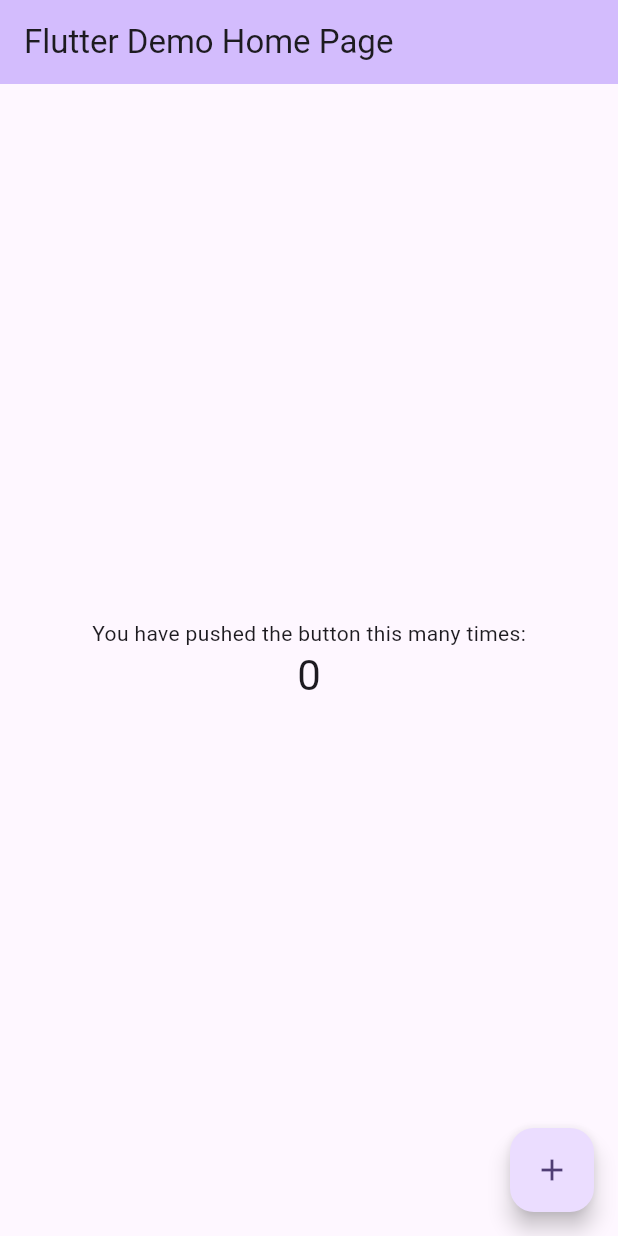
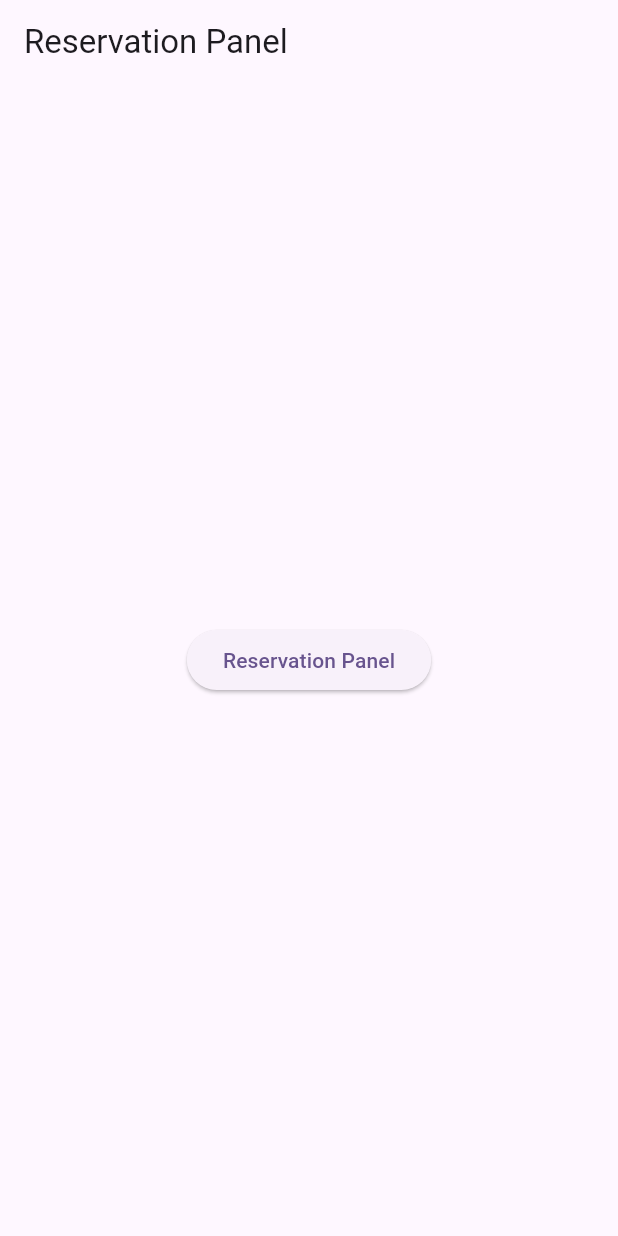
Before and after one commit to KhalilHen/reservation_app, a Flutter app: the screen it shows after launch, on a phone screen of 412 x 824 dp. Run offline on Flutter 3.47's test engine with Material 3 defaults, Android fonts, the phone set to English and light mode, and no system bars.

Commit message:
what i have
Gonna remove all this. my goal was to have clean Table management design. After doing research is this much much harder in flutter then in next.js

```diff
--- a/lib/main.dart
+++ b/lib/main.dart
@@ -1,125 +1,24 @@
 import 'package:flutter/material.dart';
+import 'package:reservation_app/pages/login_page.dart';
+import 'package:reservation_app/pages/reservation_board.dart';
 
 void main() {
-  runApp(const MyApp());
+  runApp(MyApp());
 }
 
 class MyApp extends StatelessWidget {
   const MyApp({super.key});
 
-  // This widget is the root of your application.
+  // This widget is the root of your .
   @override
   Widget build(BuildContext context) {
     return MaterialApp(
-      title: 'Flutter Demo',
+      title: 'Reservation system ',
       theme: ThemeData(
-        // This is the theme of your application.
-        //
-        // TRY THIS: Try running your application with "flutter run". You'll see
-        // the application has a purple toolbar. Then, without quitting the app,
-        // try changing the seedColor in the colorScheme below to Colors.green
-        // and then invoke "hot reload" (save your changes or press the "hot
-        // reload" button in a Flutter-supported IDE, or press "r" if you used
-        // the command line to start the app).
-        //
-        // Notice that the counter didn't reset back to zero; the application
-        // state is not lost during the reload. To reset the state, use hot
-        // restart instead.
-        //
-        // This works for code too, not just values: Most code changes can be
-        // tested with just a hot reload.
         colorScheme: ColorScheme.fromSeed(seedColor: Colors.deepPurple),
         useMaterial3: true,
       ),
-      home: const MyHomePage(title: 'Flutter Demo Home Page'),
+      home:  ReservationPanel(),
     );
   }
 }
-
-class MyHomePage extends StatefulWidget {
-  const MyHomePage({super.key, required this.title});
-
-  // This widget is the home page of your application. It is stateful, meaning
-  // that it has a State object (defined below) that contains fields that affect
-  // how it looks.
-
-  // This class is the configuration for the state. It holds the values (in this
-  // case the title) provided by the parent (in this case the App widget) and
-  // used by the build method of the State. Fields in a Widget subclass are
-  // always marked "final".
-
-  final String title;
-
-  @override
-  State<MyHomePage> createState() => _MyHomePageState();
-}
-
-class _MyHomePageState extends State<MyHomePage> {
-  int _counter = 0;
-
-  void _incrementCounter() {
-    setState(() {
-      // This call to setState tells the Flutter framework that something has
-      // changed in this State, which causes it to rerun the build method below
-      // so that the display can reflect the updated values. If we changed
-      // _counter without calling setState(), then the build method would not be
-      // called again, and so nothing would appear to happen.
-      _counter++;
-    });
-  }
-
-  @override
-  Widget build(BuildContext context) {
-    // This method is rerun every time setState is called, for instance as done
-    // by the _incrementCounter method above.
-    //
-    // The Flutter framework has been optimized to make rerunning build methods
-    // fast, so that you can just rebuild anything that needs updating rather
-    // than having to individually change instances of widgets.
-    return Scaffold(
-      appBar: AppBar(
-        // TRY THIS: Try changing the color here to a specific color (to
-        // Colors.amber, perhaps?) and trigger a hot reload to see the AppBar
-        // change color while the other colors stay the same.
-        backgroundColor: Theme.of(context).colorScheme.inversePrimary,
-        // Here we take the value from the MyHomePage object that was created by
-        // the App.build method, and use it to set our appbar title.
-        title: Text(widget.title),
-      ),
-      body: Center(
-        // Center is a layout widget. It takes a single child and positions it
-        // in the middle of the parent.
-        child: Column(
-          // Column is also a layout widget. It takes a list of children and
-          // arranges them vertically. By default, it sizes itself to fit its
-          // children horizontally, and tries to be as tall as its parent.
-          //
-          // Column has various properties to control how it sizes itself and
-          // how it positions its children. Here we use mainAxisAlignment to
-          // center the children vertically; the main axis here is the vertical
-          // axis because Columns are vertical (the cross axis would be
-          // horizontal).
-          //
-          // TRY THIS: Invoke "debug painting" (choose the "Toggle Debug Paint"
-          // action in the IDE, or press "p" in the console), to see the
-          // wireframe for each widget.
-          mainAxisAlignment: MainAxisAlignment.center,
-          children: <Widget>[
-            const Text(
-              'You have pushed the button this many times:',
-            ),
-            Text(
-              '$_counter',
-              style: Theme.of(context).textTheme.headlineMedium,
-            ),
-          ],
-        ),
-      ),
-      floatingActionButton: FloatingActionButton(
-        onPressed: _incrementCounter,
-        tooltip: 'Increment',
-        child: const Icon(Icons.add),
-      ), // This trailing comma makes auto-formatting nicer for build methods.
-    );
-  }
-}
--- /dev/null
+++ b/lib/pages/reservation_board.dart
@@ -0,0 +1,28 @@
+import 'package:flutter/material.dart';
+
+class ReservationPanel extends StatefulWidget {
+  const ReservationPanel({Key? key}) : super(key: key);
+
+  @override
+  _ReservationPanelState createState() => _ReservationPanelState();
+}
+
+class _ReservationPanelState extends State<ReservationPanel> {
+  @override
+  Widget build(BuildContext context) {
+    return Scaffold(
+      appBar: AppBar(
+        title: const Text('Reservation Panel'),
+      ),
+      body: Center(
+        child: ElevatedButton(
+          onPressed: () {
+            Navigator.pushNamed(context, '/home');
+          },
+          child: const Text('Reservation Panel'),
+        ),
+      ),
+    );
+  }
+
+}
```
Also changed, not shown: lib/pages/login_page.dart (added, +22 -0 lines), lib/pages/reservation_panel.dart (added, +38 -0 lines), lib/pages/homepage.dart (added).
